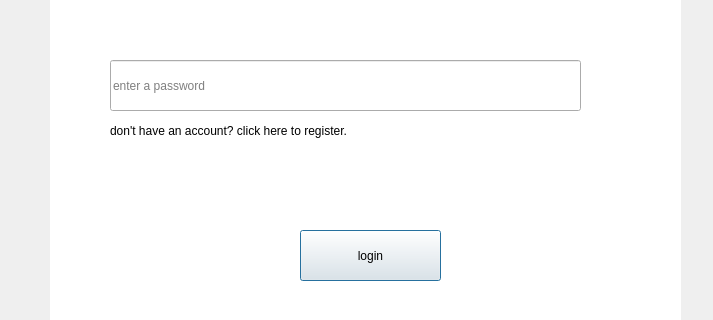
First picture: the form in signin.ui, repository sasank-paria/python_mini_proj, before the edit; both pictures show x 0 to 713 and y 290 to 610 of the 713 by 692 pixel window.
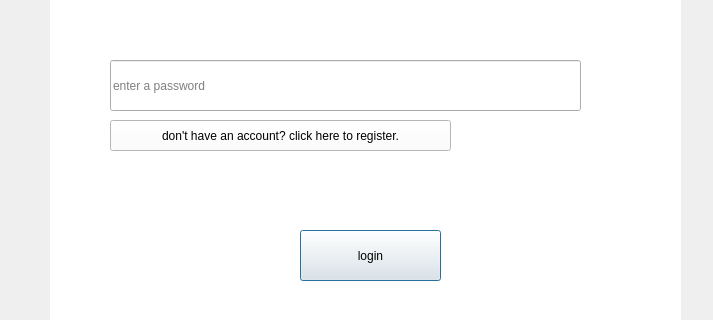
Second picture: the form after the edit.

The edit to the form file:
```diff
--- a/signin.ui
+++ b/signin.ui
@@ -161,22 +161,6 @@
      <string/>
     </property>
    </widget>
-   <widget class="QLabel" name="label_5">
-    <property name="geometry">
-     <rect>
-      <x>110</x>
-      <y>400</y>
-      <width>341</width>
-      <height>21</height>
-     </rect>
-    </property>
-    <property name="styleSheet">
-     <string notr="true">font: 10pt &quot;MS Shell Dlg 2&quot;;</string>
-    </property>
-    <property name="text">
-     <string>don't have an account? click here to register.</string>
-    </property>
-   </widget>
    <widget class="QLabel" name="label_6">
     <property name="geometry">
      <rect>
@@ -196,9 +180,9 @@
    <widget class="QLabel" name="messagefield">
     <property name="geometry">
      <rect>
-      <x>290</x>
+      <x>270</x>
       <y>460</y>
-      <width>241</width>
+      <width>351</width>
       <height>21</height>
      </rect>
     </property>
@@ -210,6 +194,22 @@
      <string/>
     </property>
    </widget>
+   <widget class="QPushButton" name="click_here_toregister">
+    <property name="geometry">
+     <rect>
+      <x>110</x>
+      <y>400</y>
+      <width>341</width>
+      <height>31</height>
+     </rect>
+    </property>
+    <property name="styleSheet">
+     <string notr="true">background-color: rgb(255, 255, 255);</string>
+    </property>
+    <property name="text">
+     <string>don't have an account? click here to register.</string>
+    </property>
+   </widget>
    <zorder>label_4</zorder>
    <zorder>signin_username_field</zorder>
    <zorder>signin_password_field</zorder>
@@ -217,9 +217,9 @@
    <zorder>label_3</zorder>
    <zorder>login_button</zorder>
    <zorder>label</zorder>
-   <zorder>label_5</zorder>
    <zorder>label_6</zorder>
    <zorder>messagefield</zorder>
+   <zorder>click_here_toregister</zorder>
   </widget>
  </widget>
  <resources/>
```
